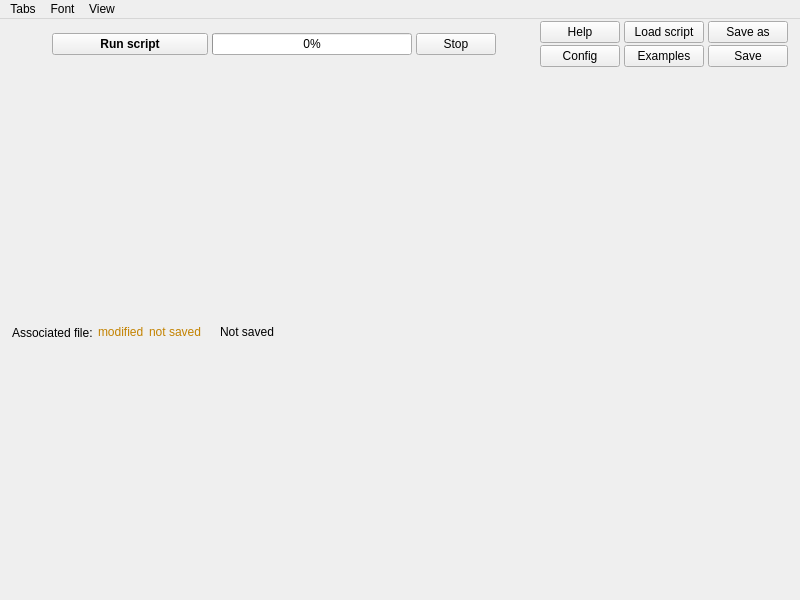
The window that src/gui/ascriptwindow.ui (andrmor/ANTS2) describes before a commit, drawn with Qt 5.
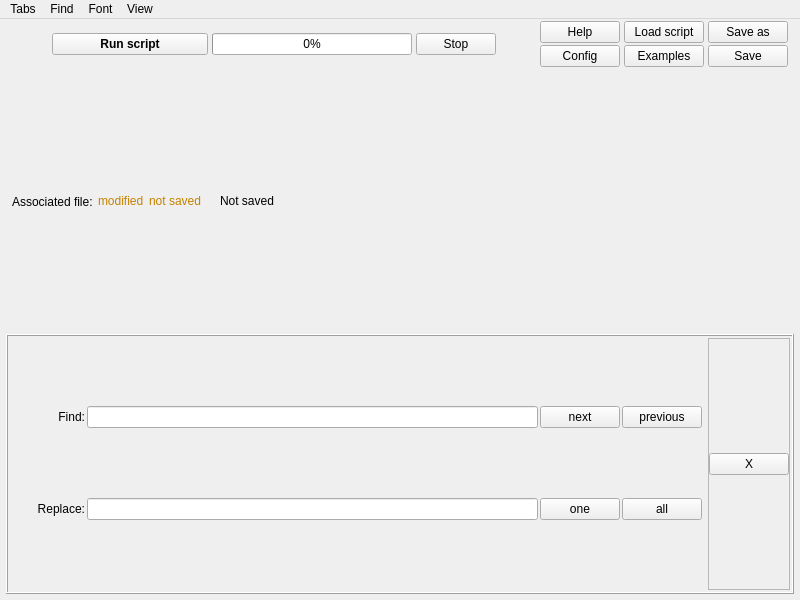
The same window after the commit.

Commit message: search added to ascriptwindow

The edit to the form file:
```diff
--- a/src/gui/ascriptwindow.ui
+++ b/src/gui/ascriptwindow.ui
@@ -205,7 +205,7 @@
      </layout>
     </item>
     <item>
-     <widget class="QFrame" name="frame">
+     <widget class="QFrame" name="frFile">
       <property name="sizePolicy">
        <sizepolicy hsizetype="Preferred" vsizetype="Minimum">
         <horstretch>0</horstretch>
@@ -284,6 +284,145 @@
       </layout>
      </widget>
     </item>
+    <item>
+     <widget class="QFrame" name="frFindReplace">
+      <property name="frameShape">
+       <enum>QFrame::Box</enum>
+      </property>
+      <property name="frameShadow">
+       <enum>QFrame::Raised</enum>
+      </property>
+      <layout class="QHBoxLayout" name="horizontalLayout_5">
+       <property name="leftMargin">
+        <number>2</number>
+       </property>
+       <property name="topMargin">
+        <number>2</number>
+       </property>
+       <property name="rightMargin">
+        <number>2</number>
+       </property>
+       <property name="bottomMargin">
+        <number>2</number>
+       </property>
+       <item>
+        <layout class="QVBoxLayout" name="verticalLayout_6">
+         <property name="spacing">
+          <number>2</number>
+         </property>
+         <item>
+          <layout class="QHBoxLayout" name="horizontalLayout_3">
+           <item>
+            <widget class="QLabel" name="label_2">
+             <property name="minimumSize">
+              <size>
+               <width>75</width>
+               <height>0</height>
+              </size>
+             </property>
+             <property name="text">
+              <string>Find:</string>
+             </property>
+             <property name="alignment">
+              <set>Qt::AlignRight|Qt::AlignTrailing|Qt::AlignVCenter</set>
+             </property>
+            </widget>
+           </item>
+           <item>
+            <widget class="QLineEdit" name="leFind"/>
+           </item>
+           <item>
+            <widget class="QPushButton" name="pbFindNext">
+             <property name="text">
+              <string>next</string>
+             </property>
+            </widget>
+           </item>
+           <item>
+            <widget class="QPushButton" name="pbFindPrevious">
+             <property name="text">
+              <string>previous</string>
+             </property>
+            </widget>
+           </item>
+          </layout>
+         </item>
+         <item>
+          <layout class="QHBoxLayout" name="horizontalLayout_4">
+           <item>
+            <widget class="QLabel" name="label_3">
+             <property name="minimumSize">
+              <size>
+               <width>75</width>
+               <height>0</height>
+              </size>
+             </property>
+             <property name="text">
+              <string>Replace:</string>
+             </property>
+             <property name="alignment">
+              <set>Qt::AlignRight|Qt::AlignTrailing|Qt::AlignVCenter</set>
+             </property>
+            </widget>
+           </item>
+           <item>
+            <widget class="QLineEdit" name="leReplace"/>
+           </item>
+           <item>
+            <widget class="QPushButton" name="pbReplaceOne">
+             <property name="text">
+              <string>one</string>
+             </property>
+            </widget>
+           </item>
+           <item>
+            <widget class="QPushButton" name="pbReplaceAll">
+             <property name="text">
+              <string>all</string>
+             </property>
+            </widget>
+           </item>
+          </layout>
+         </item>
+        </layout>
+       </item>
+       <item>
+        <widget class="QFrame" name="frame">
+         <property name="frameShape">
+          <enum>QFrame::StyledPanel</enum>
+         </property>
+         <property name="frameShadow">
+          <enum>QFrame::Raised</enum>
+         </property>
+         <layout class="QVBoxLayout" name="verticalLayout_4">
+          <property name="spacing">
+           <number>0</number>
+          </property>
+          <property name="leftMargin">
+           <number>0</number>
+          </property>
+          <property name="topMargin">
+           <number>0</number>
+          </property>
+          <property name="rightMargin">
+           <number>0</number>
+          </property>
+          <property name="bottomMargin">
+           <number>0</number>
+          </property>
+          <item>
+           <widget class="QPushButton" name="pbCloseFindReplaceFrame">
+            <property name="text">
+             <string>X</string>
+            </property>
+           </widget>
+          </item>
+         </layout>
+        </widget>
+       </item>
+      </layout>
+     </widget>
+    </item>
    </layout>
   </widget>
   <widget class="QMenuBar" name="menuBar">
@@ -328,7 +467,14 @@
     <addaction name="actionRestore_session"/>
     <addaction name="separator"/>
    </widget>
+   <widget class="QMenu" name="menuFind">
+    <property name="title">
+     <string>Find</string>
+    </property>
+    <addaction name="actionShow_Find_Replace"/>
+   </widget>
    <addaction name="menuTabs"/>
+   <addaction name="menuFind"/>
    <addaction name="menuFont"/>
    <addaction name="menuView"/>
   </widget>
```
Left out of the diff: 27 changed lines with no effect on the pictures. The commit also changes 4 other files.
